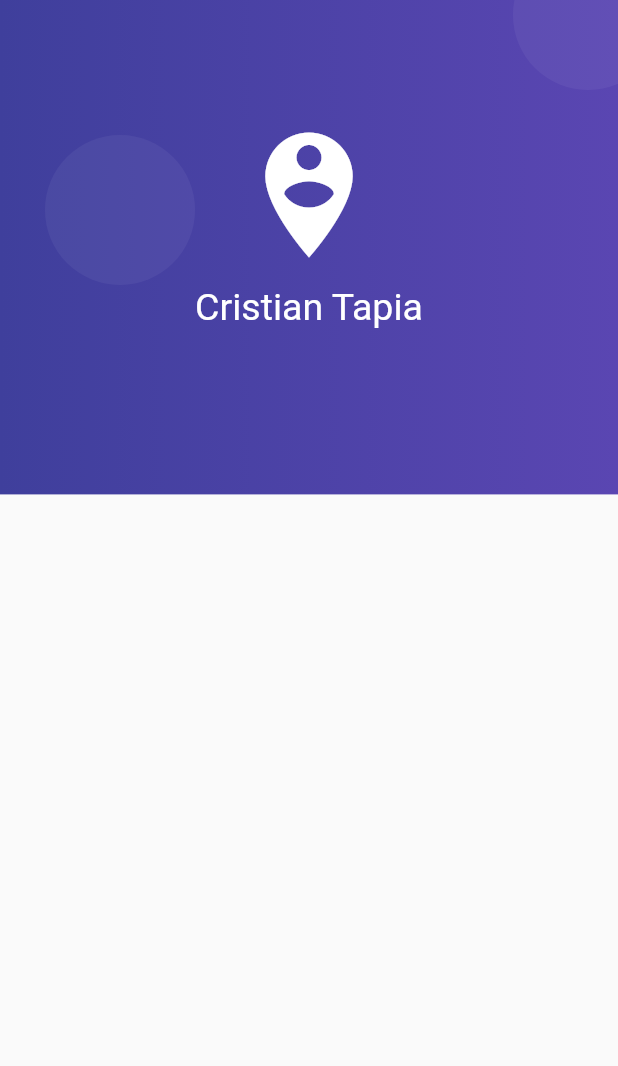
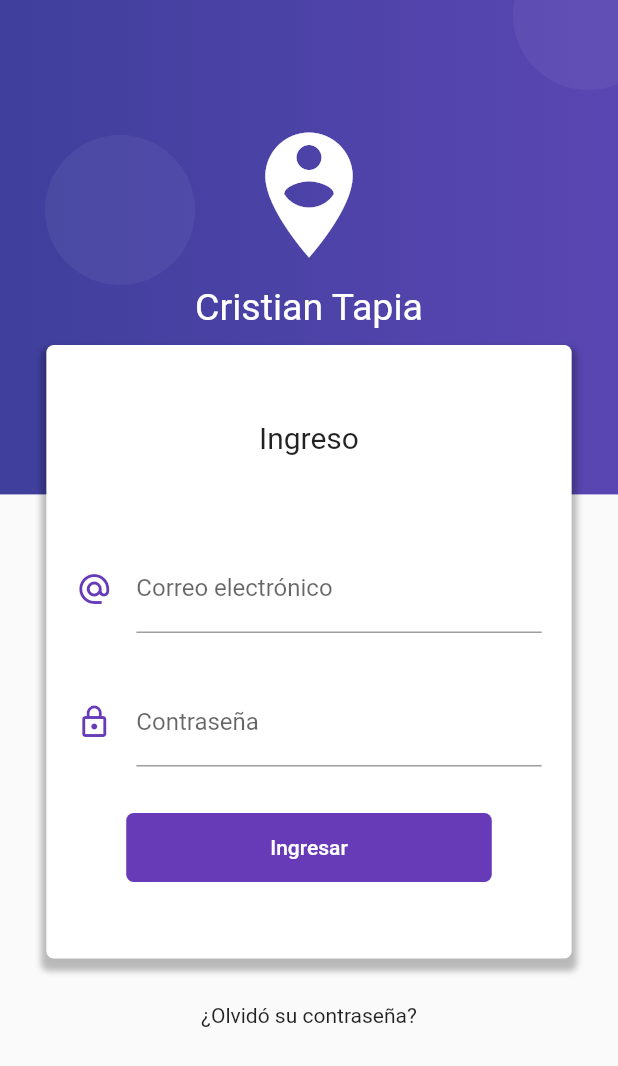
Before and after one commit to CristianX/flutter-app-producto, a Flutter app: the screen it shows after launch, on a phone screen of 412 x 824 dp. Shown: the top 1066 px of the screen. Run offline on Flutter 3.47's test engine with Material 2 defaults, Android fonts, the phone set to English and light mode, and no system bars.

Commit message:
Implementando diseño de login completo

```diff
--- a/lib/src/pages/login_page.dart
+++ b/lib/src/pages/login_page.dart
@@ -7,6 +7,10 @@ class LoginPage extends StatelessWidget {
       body: Stack(
         children: <Widget>[
           _crearFondo( context ),
+
+          // Es recomendable colocar campos de texto o formularios dentro de scroll por desplazamiento del teclado
+          _loginForm( context )
+
         ],
       )
     );
@@ -69,4 +73,102 @@ class LoginPage extends StatelessWidget {
       ],
     );
   }
+
+  Widget _loginForm( BuildContext context ) {
+
+    // Dimensiones de la pantalla
+    final size = MediaQuery.of(context).size;
+
+    // SingleChildScrollView se dibuja a lo ancho y alto de su child
+    return SingleChildScrollView(
+      child: Column(
+        children: <Widget>[
+
+          // SafeArea determina el área del notch y aumenta 200 px desde esa posición hacia abajo
+          SafeArea(
+            child: Container(
+              height: 200.0,
+            ),
+          ),
+
+          Container(
+            width: size.width * 0.85,
+            margin: EdgeInsets.symmetric( vertical: 30.0 ),
+            padding: EdgeInsets.symmetric( vertical: 50.0 ),
+            decoration: BoxDecoration(
+              color: Colors.white,
+              borderRadius: BorderRadius.circular(5.0),
+              boxShadow: <BoxShadow> [
+                BoxShadow(
+                  color: Colors.black26,
+                  blurRadius: 3.0,
+                  offset: Offset(0.0, 5.0),
+                  spreadRadius: 3.0
+                )
+              ]
+            ),
+            child: Column(
+              children: <Widget>[
+                Text('Ingreso', style: TextStyle( fontSize: 20.0 )),
+                SizedBox( height: 60.0 ),
+                _crearEmail(),
+                SizedBox( height: 30.0 ),
+                _crearPassword(),
+                SizedBox( height: 30.0 ),
+                _crearBoton()
+              ],
+            ),
+          ),
+          Text('¿Olvidó su contraseña?'),
+          SizedBox( height: 100.0 )
+        ],
+      ),
+    );
+  }
+
+  Widget _crearEmail() {
+    return Container(
+      padding: EdgeInsets.symmetric( horizontal: 20.0 ),
+      child: TextField(
+        keyboardType: TextInputType.emailAddress,
+        decoration: InputDecoration(
+          icon: Icon( Icons.alternate_email, color: Colors.deepPurple ),
+          hintText: 'ejemplo@correo.com',
+          labelText: 'Correo electrónico',
+        ),
+      ),
+    );
+  }
+
+
+  Widget _crearPassword() {
+    return Container(
+      padding: EdgeInsets.symmetric( horizontal: 20.0 ),
+      child: TextField(
+        obscureText: true,
+        keyboardType: TextInputType.emailAddress,
+        decoration: InputDecoration(
+          icon: Icon( Icons.lock_outline, color: Colors.deepPurple ),
+          labelText: 'Contraseña',
+        ),
+      ),
+    );
+  }
+
+  Widget _crearBoton() {
+    return RaisedButton(
+      child: Container(
+        padding: EdgeInsets.symmetric( horizontal: 80.0, vertical: 15.0 ),
+        child: Text('Ingresar'),
+      ),
+      shape: RoundedRectangleBorder(
+        borderRadius: BorderRadius.circular(5.0)
+       ),
+       elevation: 0.0,
+       color: Colors.deepPurple,
+       textColor: Colors.white,
+      onPressed: () {},
+    );
+  }
+
 }
```
